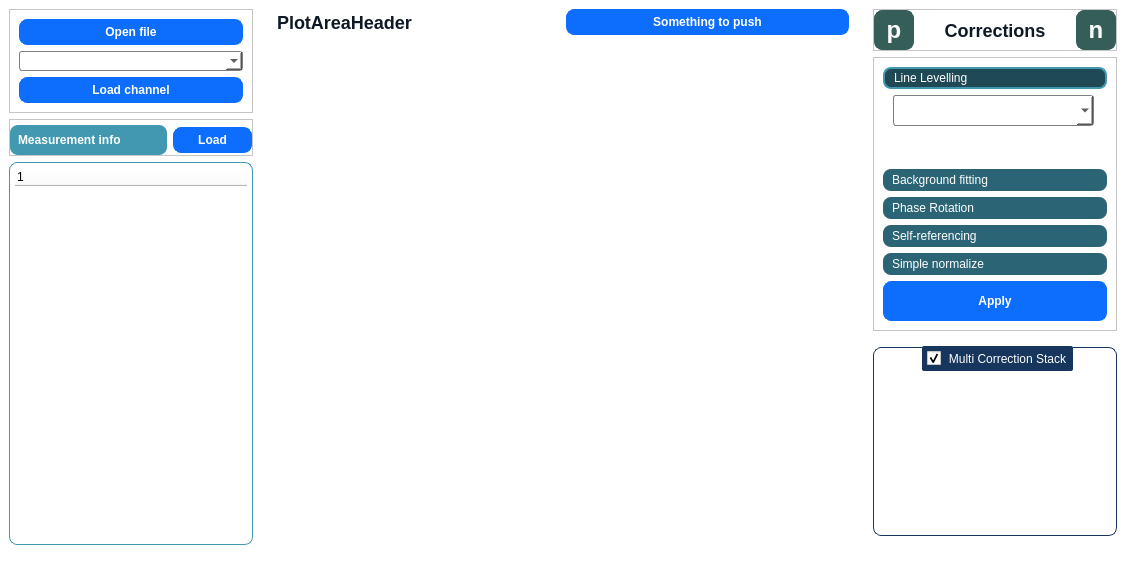
Old version of the form App/HyperImager.ui in the repository ngergihun/NeaReader.
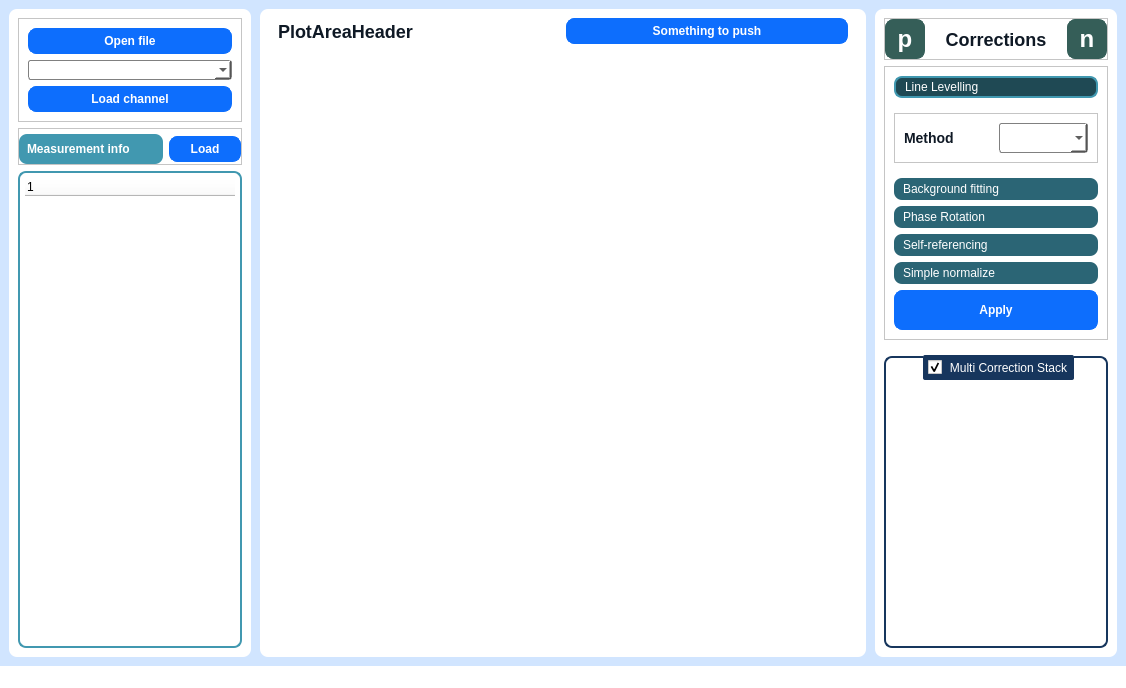
New version of the form. The open tabs and pages were chosen to show the change. Custom widgets are drawn as their Qt base class.

Diff of the .ui file:
```diff
--- a/App/HyperImager.ui
+++ b/App/HyperImager.ui
@@ -7,16 +7,30 @@
     <x>0</x>
     <y>0</y>
     <width>1126</width>
-    <height>576</height>
+    <height>688</height>
    </rect>
   </property>
+  <property name="sizePolicy">
+   <sizepolicy hsizetype="Preferred" vsizetype="Preferred">
+    <horstretch>0</horstretch>
+    <verstretch>0</verstretch>
+   </sizepolicy>
+  </property>
   <property name="windowTitle">
    <string>MainWindow</string>
   </property>
   <property name="styleSheet">
-   <string notr="true">QWidget {
+   <string notr="true">QWidget#centralwidget {
+  background-color: rgb(209, 229, 255);
+}
+QWidget {
   background-color: #fff;
 }
+QWidget#RightMenuContainer,
+QWidget#LeftMenuContainer,
+QWidget#MainPlotArea {
+  border-radius: 8px;
+}
 /*QSPINBOX-----------------------------------------------------------------------*/
 QSpinBox,
 QDoubleSpinBox,
@@ -53,7 +67,9 @@
   background-color: #fff;
 }
 
-QLabel#phaseRotLabel {
+QLabel#phaseRotLabel, 
+QLabel#selfRefOrderLabel,
+QLabel#lineLevelLabel {
   color: #0f1925;
   font-size: 14px;
   background-color: #fff;
@@ -80,7 +96,7 @@
   border: 2px solid #9ac3fe;
 }
 QPushButton#prevButton,
-QPushButton#nextButton{
+QPushButton#nextButton {
   background-color: rgb(53, 94, 88);
   border: 1px solid rgb(53, 94, 88);
 }
@@ -96,7 +112,7 @@
     min-width: 6em;
 }
 QGroupBox {
-    border: 1px solid gray;
+    border: 2px solid gray;
     border-color: #FF17365D;
     margin-top: 10px;
     font-size: 12px;
@@ -116,7 +132,7 @@
   border-radius: 8px;
 }
 QTreeWidget {
-  border: 1px solid gray;
+  border: 2px solid gray;
   padding: 5px;
   border-radius: 8px;
   border-color: rgb(65, 152, 176);
@@ -131,6 +147,9 @@
   </property>
   <widget class="QWidget" name="centralwidget">
    <layout class="QHBoxLayout" name="horizontalLayout">
+    <property name="spacing">
+     <number>9</number>
+    </property>
     <property name="leftMargin">
      <number>9</number>
     </property>
@@ -159,16 +178,16 @@
       </property>
       <layout class="QVBoxLayout" name="verticalLayout">
        <property name="leftMargin">
-        <number>0</number>
+        <number>9</number>
        </property>
        <property name="topMargin">
-        <number>0</number>
+        <number>9</number>
        </property>
        <property name="rightMargin">
-        <number>0</number>
+        <number>9</number>
        </property>
        <property name="bottomMargin">
-        <number>0</number>
+        <number>9</number>
        </property>
        <item>
         <widget class="QFrame" name="LoadFrame">
@@ -291,11 +310,14 @@
        </sizepolicy>
       </property>
       <layout class="QVBoxLayout" name="verticalLayout_3">
+       <property name="spacing">
+        <number>9</number>
+       </property>
        <property name="topMargin">
-        <number>0</number>
+        <number>9</number>
        </property>
        <property name="bottomMargin">
-        <number>0</number>
+        <number>9</number>
        </property>
        <item>
         <widget class="QWidget" name="headerContainer" native="true">
@@ -355,13 +377,13 @@
         <number>6</number>
        </property>
        <property name="leftMargin">
-        <number>0</number>
+        <number>9</number>
        </property>
        <property name="topMargin">
-        <number>0</number>
+        <number>9</number>
        </property>
        <property name="rightMargin">
-        <number>0</number>
+        <number>9</number>
        </property>
        <property name="bottomMargin">
         <number>9</number>
@@ -509,8 +531,8 @@
               <rect>
                <x>0</x>
                <y>0</y>
-               <width>224</width>
-               <height>69</height>
+               <width>194</width>
+               <height>60</height>
               </rect>
              </property>
              <property name="sizePolicy">
@@ -528,24 +550,66 @@
              <attribute name="label">
               <string>Line Levelling</string>
              </attribute>
-             <widget class="QComboBox" name="linelevelComboBox">
-              <property name="geometry">
-               <rect>
-                <x>10</x>
-                <y>0</y>
-                <width>201</width>
-                <height>31</height>
-               </rect>
+             <layout class="QVBoxLayout" name="verticalLayout_9">
+              <property name="leftMargin">
+               <number>0</number>
               </property>
-             </widget>
+              <property name="rightMargin">
+               <number>0</number>
+              </property>
+              <item>
+               <widget class="QFrame" name="lineLevelFrame">
+                <property name="frameShape">
+                 <enum>QFrame::StyledPanel</enum>
+                </property>
+                <property name="frameShadow">
+                 <enum>QFrame::Raised</enum>
+                </property>
+                <layout class="QHBoxLayout" name="horizontalLayout_9">
+                 <property name="spacing">
+                  <number>6</number>
+                 </property>
+                 <property name="leftMargin">
+                  <number>9</number>
+                 </property>
+                 <property name="topMargin">
+                  <number>9</number>
+                 </property>
+                 <property name="rightMargin">
+                  <number>9</number>
+                 </property>
+                 <property name="bottomMargin">
+                  <number>9</number>
+                 </property>
+                 <item>
+                  <widget class="QLabel" name="lineLevelLabel">
+                   <property name="text">
+                    <string>Method</string>
+                   </property>
+                  </widget>
+                 </item>
+                 <item>
+                  <widget class="QComboBox" name="linelevelComboBox">
+                   <property name="sizePolicy">
+                    <sizepolicy hsizetype="Preferred" vsizetype="Preferred">
+                     <horstretch>0</horstretch>
+                     <verstretch>0</verstretch>
+                    </sizepolicy>
+                   </property>
+                  </widget>
+                 </item>
+                </layout>
+               </widget>
+              </item>
+             </layout>
             </widget>
             <widget class="QWidget" name="background_page">
              <property name="geometry">
               <rect>
                <x>0</x>
                <y>0</y>
-               <width>224</width>
-               <height>69</height>
+               <width>112</width>
+               <height>43</height>
               </rect>
              </property>
              <property name="sizePolicy">
@@ -574,7 +638,7 @@
                <number>0</number>
               </property>
               <item>
-               <widget class="QFrame" name="frame_3">
+               <widget class="QFrame" name="bgLabelFrame">
                 <property name="frameShape">
                  <enum>QFrame::StyledPanel</enum>
                 </property>
@@ -671,14 +735,20 @@
               <rect>
                <x>0</x>
                <y>0</y>
-               <width>224</width>
-               <height>69</height>
+               <width>98</width>
+               <height>40</height>
               </rect>
              </property>
              <attribute name="label">
               <string>Phase Rotation</string>
              </attribute>
              <layout class="QVBoxLayout" name="verticalLayout_7">
+              <property name="leftMargin">
+               <number>0</number>
+              </property>
+              <property name="rightMargin">
+               <number>0</number>
+              </property>
               <item>
                <widget class="QFrame" name="frame_4">
                 <property name="frameShape">
@@ -727,30 +797,57 @@
               <rect>
                <x>0</x>
                <y>0</y>
-               <width>224</width>
-               <height>69</height>
+               <width>181</width>
+               <height>60</height>
               </rect>
              </property>
              <attribute name="label">
               <string>Self-referencing</string>
              </attribute>
-             <widget class="QComboBox" name="selfRefcomboBox">
-              <property name="geometry">
-               <rect>
-                <x>10</x>
-                <y>0</y>
-                <width>201</width>
-                <height>31</height>
-               </rect>
+             <layout class="QVBoxLayout" name="verticalLayout_8">
+              <property name="leftMargin">
+               <number>0</number>
               </property>
-             </widget>
+              <property name="rightMargin">
+               <number>0</number>
+              </property>
+              <item>
+               <widget class="QFrame" name="selfRefFrame">
+                <property name="frameShape">
+                 <enum>QFrame::StyledPanel</enum>
+                </property>
+                <property name="frameShadow">
+                 <enum>QFrame::Raised</enum>
+                </property>
+                <layout class="QHBoxLayout" name="horizontalLayout_8">
+                 <item>
+                  <widget class="QLabel" name="selfRefOrderLabel">
+                   <property name="text">
+                    <string>Order</string>
+                   </property>
+                  </widget>
+                 </item>
+                 <item>
+                  <widget class="QComboBox" name="selfRefcomboBox">
+                   <property name="sizePolicy">
+                    <sizepolicy hsizetype="Preferred" vsizetype="Preferred">
+                     <horstretch>0</horstretch>
+                     <verstretch>0</verstretch>
+                    </sizepolicy>
+                   </property>
+                  </widget>
+                 </item>
+                </layout>
+               </widget>
+              </item>
+             </layout>
             </widget>
             <widget class="QWidget" name="simplenorm_page">
              <property name="geometry">
               <rect>
                <x>0</x>
                <y>0</y>
-               <width>224</width>
+               <width>204</width>
                <height>69</height>
               </rect>
              </property>
```
